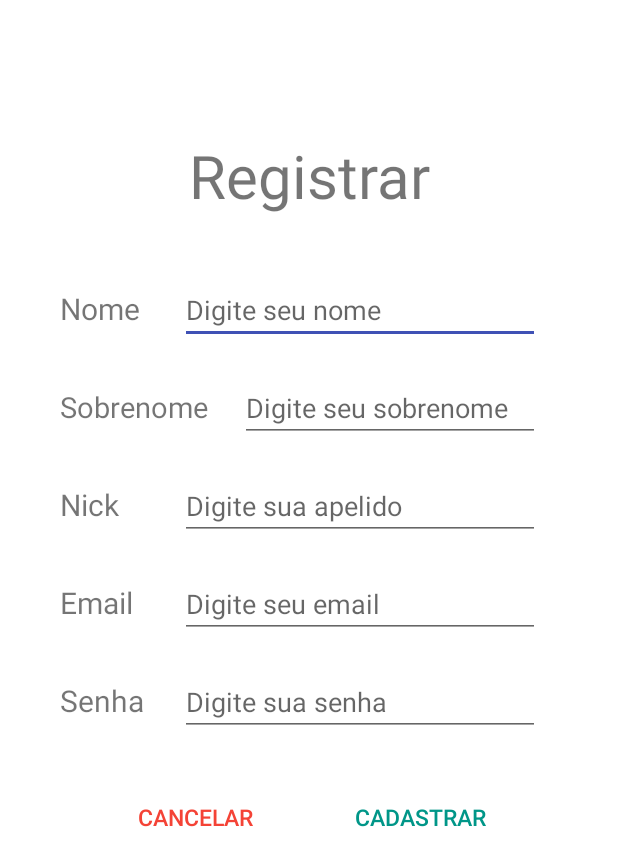
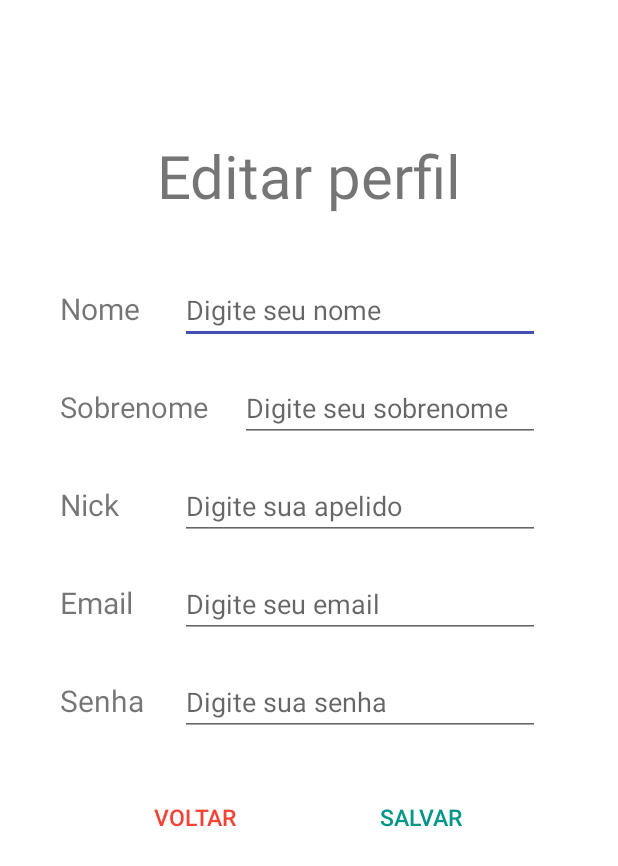
Before and after one commit to Lucas-Coloda/MGQ, an Android app: the layout activity_edit_profile.xml on its own in the app's theme, with its tools: preview values and no code run, on a phone screen of 412 x 824 dp. Shown: the top 866 px of the screen. Run offline under Robolectric (Android 15) with nearby library versions, the phone set to English and light mode, and no system bars.

Commit message:
Adição de editar perfil

```diff
--- a/app/build.gradle
+++ b/app/build.gradle
@@ -17,7 +17,7 @@ android {
             proguardFiles getDefaultProguardFile('proguard-android-optimize.txt'), 'proguard-rules.pro'
         }
     }
-    dataBinding {
+    dataBinding{
         enabled true
     }
 }
--- a/app/src/main/AndroidManifest.xml
+++ b/app/src/main/AndroidManifest.xml
@@ -9,7 +9,8 @@
         android:roundIcon="@mipmap/ic_launcher_round"
         android:supportsRtl="true"
         android:theme="@style/AppTheme">
-        <activity android:name=".ProfileActivity"></activity>
+        <activity android:name=".EditProfileActivity"></activity>
+        <activity android:name=".ProfileActivity" />
         <activity android:name=".LeituraActivity" />
         <activity android:name=".MainMenuActivity" />
         <activity android:name=".RegisterActivity" />
--- a/app/src/main/res/layout/activity_register.xml
+++ b/app/src/main/res/layout/activity_edit_profile.xml
@@ -5,14 +5,14 @@
     android:layout_width="match_parent"
     android:layout_height="match_parent"
     android:orientation="vertical"
-    tools:context=".RegisterActivity">
+    tools:context=".EditProfileActivity">
 
     <TextView
         android:layout_width="match_parent"
         android:layout_height="wrap_content"
         android:layout_marginTop="90dp"
         android:layout_marginBottom="40dp"
-        android:text="@string/registrar"
+        android:text="@string/editar_perfil"
         android:textAlignment="center"
         android:textSize="40sp" />
 
@@ -30,7 +30,7 @@
             android:textSize="20sp" />
 
         <EditText
-            android:id="@+id/edit_nome"
+            android:id="@+id/ep_edit_nome"
             android:layout_width="240dp"
             android:layout_height="wrap_content"
             android:hint="@string/digite_nome"
@@ -51,7 +51,7 @@
             android:textSize="19sp" />
 
         <EditText
-            android:id="@+id/edit_sobrenome"
+            android:id="@+id/ep_edit_sobrenome"
             android:layout_width="200dp"
             android:layout_height="wrap_content"
             android:hint="@string/digite_seu_sobrenome"
@@ -72,7 +72,7 @@
             android:textSize="20sp" />
 
         <EditText
-            android:id="@+id/edit_nick"
+            android:id="@+id/ep_edit_nick"
             android:layout_width="240dp"
             android:layout_height="wrap_content"
             android:hint="@string/digite_sua_apelido"
@@ -93,7 +93,7 @@
             android:textSize="20sp" />
 
         <EditText
-            android:id="@+id/edit_email"
+            android:id="@+id/ep_edit_email"
             android:layout_width="240dp"
             android:layout_height="wrap_content"
             android:hint="@string/digite_seu_email"
@@ -114,7 +114,7 @@
             android:textSize="20sp" />
 
         <EditText
-            android:id="@+id/edit_senha"
+            android:id="@+id/ep_edit_senha"
             android:layout_width="240dp"
             android:layout_height="wrap_content"
             android:hint="@string/digite_sua_senha"
@@ -124,8 +124,8 @@
     <LinearLayout
         android:layout_width="match_parent"
         android:layout_height="wrap_content"
+        android:layout_marginTop="10dp"
         android:orientation="horizontal"
-        android:layout_marginTop="10dp"
         android:paddingHorizontal="65dp">
 
         <com.google.android.material.button.MaterialButton
@@ -134,7 +134,7 @@
             android:layout_height="wrap_content"
             android:layout_gravity="center"
             android:onClick="voltar"
-            android:text="@string/cancelar"
+            android:text="@string/voltar"
             android:textColor="#F44336"
             android:textSize="15sp"
             app:backgroundTint="#00FFFFFF"
@@ -148,14 +148,15 @@
             android:layout_height="wrap_content" />
 
         <com.google.android.material.button.MaterialButton
-            android:id="@+id/btn_cadastrar"
+            android:id="@+id/ep_btn_salvar"
             style="@style/Widget.AppCompat.Button.Borderless"
             android:layout_width="130dp"
             android:layout_height="wrap_content"
             android:layout_gravity="center"
-            android:text="@string/criar_conta"
+            android:text="@string/salvar"
             android:textColor="#009688"
             android:textSize="15sp"
+            android:onClick="salvar"
             app:backgroundTint="#00FFFFFF"
             app:cornerRadius="8dp"
             app:rippleColor="#33AAAAAA"
--- a/app/src/main/res/values/strings.xml
+++ b/app/src/main/res/values/strings.xml
@@ -18,4 +18,6 @@
     <string name="perfil">Perfil</string>
     <string name="voltar">voltar</string>
     <string name="editar_perfil">Editar perfil</string>
+    <string name="salvar_altera_es">salvar alterações</string>
+    <string name="salvar">salvar</string>
 </resources>
```
Also changed, not shown: app/src/main/java/com/example/mangaq/Adapter/UserAdapter.java (deleted, +0 -19 lines), app/src/main/java/com/example/mangaq/EditProfileActivity.java (added, +84 -0 lines), app/src/main/java/com/example/mangaq/ProfileActivity.java (+12 -6 lines), app/src/main/res/layout/activity_profile.xml (+20 -8 lines).
